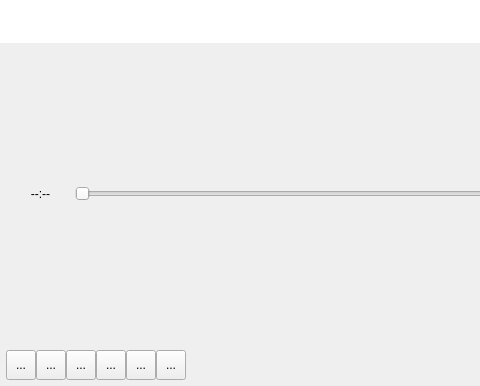
First picture: the form in src/gui/widgets/playercontrols.ui, repository ripose-jp/Memento, before the edit; both pictures show x 0 to 480 and y 0 to 386 of the 805 by 386 pixel window.
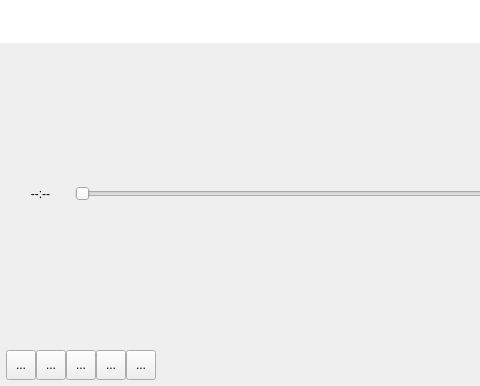
Second picture: the form after the edit. Icons and pictures are not drawn. Custom widgets are drawn as their Qt base class.

Patch:
```diff
--- a/src/gui/widgets/playercontrols.ui
+++ b/src/gui/widgets/playercontrols.ui
@@ -257,29 +257,6 @@
          </property>
         </widget>
        </item>
-       <item>
-        <widget class="QToolButton" name="buttonStop">
-         <property name="minimumSize">
-          <size>
-           <width>30</width>
-           <height>30</height>
-          </size>
-         </property>
-         <property name="focusPolicy">
-          <enum>Qt::NoFocus</enum>
-         </property>
-         <property name="toolTip">
-          <string>Stop playback and unqueue any videos</string>
-         </property>
-         <property name="text">
-          <string>...</string>
-         </property>
-         <property name="icon">
-          <iconset theme="media-playback-stop">
-           <normaloff>.</normaloff>.</iconset>
-         </property>
-        </widget>
-       </item>
       </layout>
      </item>
      <item>
```
Lines whose indentation alone changed are shown as unchanged.
